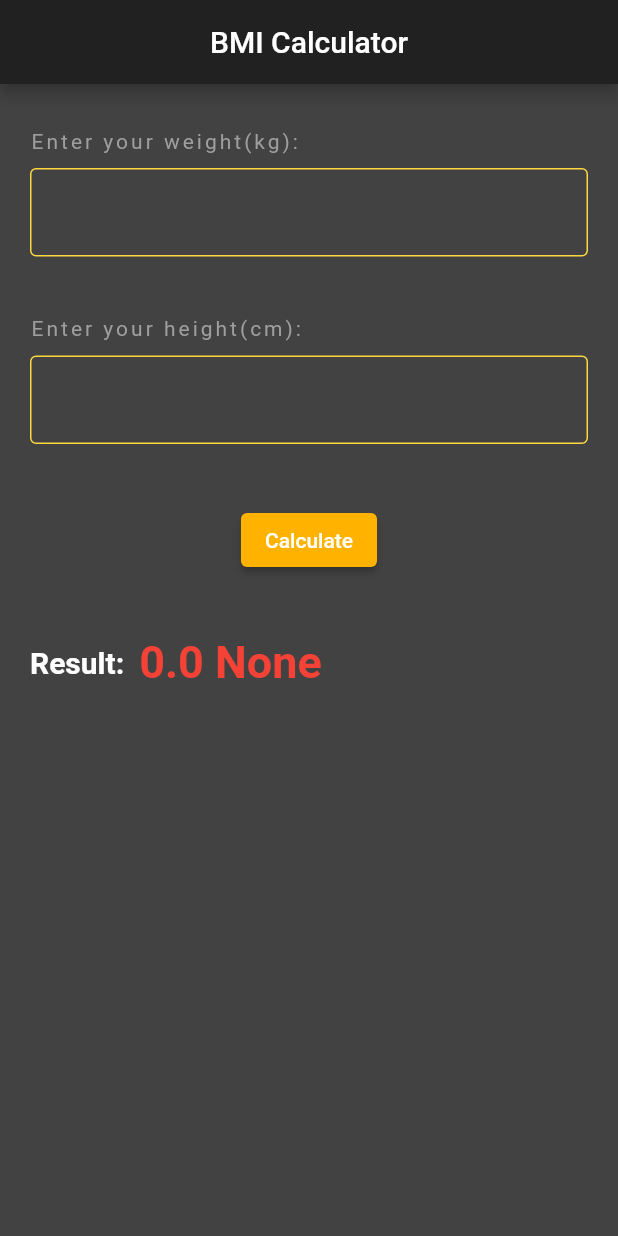
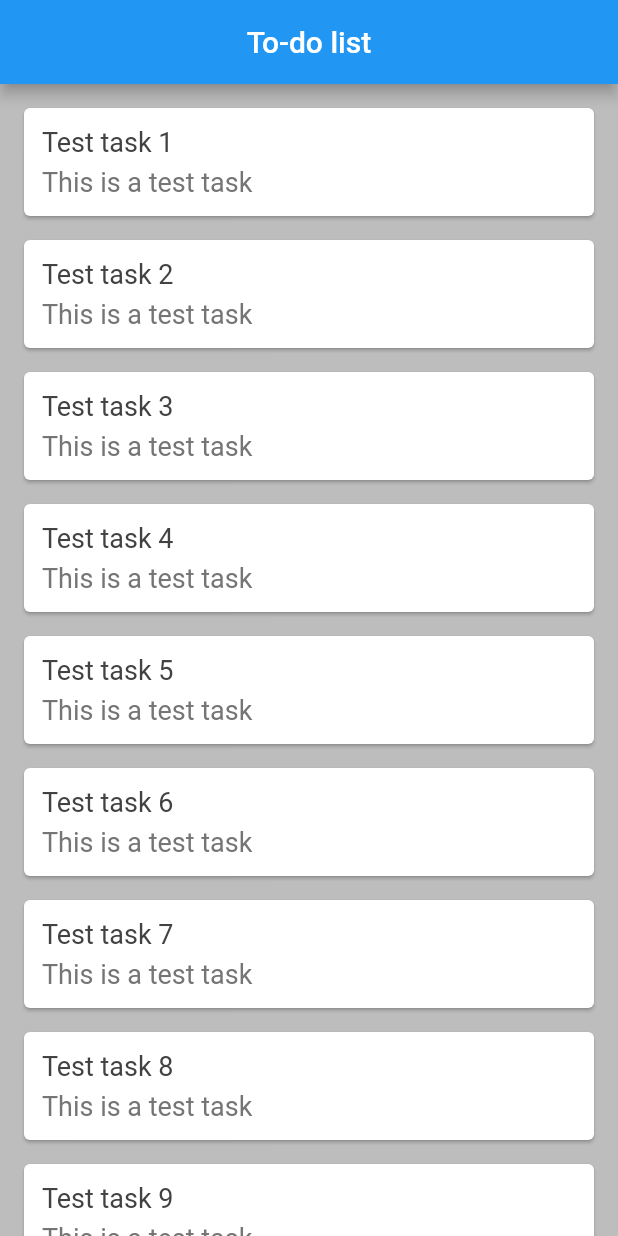
Before and after one commit to CosmicRaptor/devs_club_projects, a Flutter app: the screen it shows after launch, on a phone screen of 412 x 824 dp. Run offline on Flutter 3.47's test engine with Material 2 defaults, Android fonts, the phone set to English and light mode, and no system bars.

Commit message:
Initial commit

```diff
--- a/lib/main.dart
+++ b/lib/main.dart
@@ -1,4 +1,5 @@
 import 'package:flutter/material.dart';
+import 'tasks.dart';
 
 void main() => runApp(MaterialApp(
   home: MyApp(),
@@ -12,133 +13,67 @@ class MyApp extends StatefulWidget {
 }
 
 class _MyAppState extends State<MyApp> {
-  final weightController = TextEditingController();
-  final heightController = TextEditingController();
-  late double text = 0;
-  late var finalColour = Colors.red;
-  late String finalText = "None";
-  void getBMI() {
-    setState(() {
-      double height = double.parse(heightController.text)/100;   //Height in metres
-      double weight = double.parse(weightController.text);
-      text = weight/(height*height);
-      text = text.roundToDouble();
-      if (text <= 18.5) {
-        finalColour = Colors.red;
-        finalText = "Underweight";
-      }
-      else if (text > 18.5 && text < 25) {
-        finalColour = Colors.green;
-        finalText = "Healthy";
-      }
-      else if (text >= 25) {
-        finalColour = Colors.red;
-        finalText = "Overweight";
-      }
-      else {
-        finalColour = Colors.red;
-        finalText = "Error";
-      }
-    });
-  }
 
-  @override
-  void dispose() {
-    weightController.dispose();
-    heightController.dispose();
-    super.dispose();
+  List taskList = [
+    Tasks(Name: 'Test task 1', Description: 'This is a test task'),
+    Tasks(Name: 'Test task 2', Description: 'This is a test task'),
+    Tasks(Name: 'Test task 3', Description: 'This is a test task'),
+    Tasks(Name: 'Test task 4', Description: 'This is a test task'),
+    Tasks(Name: 'Test task 5', Description: 'This is a test task'),
+    Tasks(Name: 'Test task 6', Description: 'This is a test task'),
+    Tasks(Name: 'Test task 7', Description: 'This is a test task'),
+    Tasks(Name: 'Test task 8', Description: 'This is a test task'),
+    Tasks(Name: 'Test task 9', Description: 'This is a test task'),
+    Tasks(Name: 'Test task 10', Description: 'This is a test task'),
+    Tasks(Name: 'Test task 11', Description: 'This is a test task'),
+    Tasks(Name: 'Test task 12', Description: 'This is a test task'),
+  ];
+
+  Widget taskTemplate(task) {
+    return Card(
+      margin: EdgeInsets.fromLTRB(16.0, 16.0, 16.0, 0.0),
+      child:
+        Padding(
+          padding: EdgeInsets.all(12.0),
+          child:
+            Column(
+              crossAxisAlignment: CrossAxisAlignment.stretch,
+              children: [
+                Text(
+                  task.Name,
+                  style: TextStyle(
+                    fontSize: 18.0,
+                    color: Colors.grey[800]
+                  )
+                ),
+                SizedBox(height: 6.0,),
+                Text(
+                  task.Description,
+                  style: TextStyle(
+                      fontSize: 18.0,
+                      color: Colors.grey[600]
+                  )
+                )
+              ],
+            ),
+        )
+    );
   }
 
   @override
   Widget build(BuildContext context) {
     return Scaffold(
-      backgroundColor: Colors.grey[800],
+      backgroundColor: Colors.grey[400],
       appBar: AppBar(
-        backgroundColor: Colors.grey[900],
-        title: const Text('BMI Calculator'),
-        titleSpacing: 2.0,
+        backgroundColor: Colors.blue,
+        title: Text('To-do list'),
         centerTitle: true,
       ),
-      body: Padding(
-        padding: const EdgeInsets.fromLTRB(20.0, 30.0, 20.0, 0.0),
+      body: SingleChildScrollView(
         child: Column(
-          crossAxisAlignment: CrossAxisAlignment.start,
-          children: [
-            const Text(
-              'Enter your weight(kg): ',
-              style: TextStyle(
-                color: Colors.grey,
-                letterSpacing: 2.0
-              ),
-            ),
-            const SizedBox(height: 10),
-            TextField(
-              controller: weightController,
-              decoration: const InputDecoration(
-                enabledBorder: OutlineInputBorder(
-                  borderSide: BorderSide(color: Colors.amberAccent)
-                ),
-              ),
-              style: const TextStyle(
-                color: Colors.amberAccent
-              ),
-            ),
-            const SizedBox(height: 40),
-            const Text(
-              'Enter your height(cm): ',
-              style: TextStyle(
-                  color: Colors.grey,
-                  letterSpacing: 2.0
-              ),
-            ),
-            const SizedBox(height: 10),
-            TextField(
-              controller: heightController,
-              decoration: const InputDecoration(
-                enabledBorder: OutlineInputBorder(
-                    borderSide: BorderSide(color: Colors.amberAccent)
-                ),
-              ),
-              style: const TextStyle(
-                  color: Colors.amberAccent
-              ),
-            ),
-            const SizedBox(height: 40),
-            Center(
-              child: ElevatedButton(
-                  style: ButtonStyle(
-                    backgroundColor: MaterialStateProperty.all(Colors.amber[600])
-                  ),
-                  onPressed: getBMI,
-                  child: const Text('Calculate'),
-              ),
-            ),
-            const SizedBox(height: 40),
-            Row(
-              children: [
-                const Text(
-                  'Result:',
-                  style: TextStyle(
-                    fontWeight: FontWeight.bold,
-                    fontSize: 20,
-                    color: Colors.white
-                  ),
-                ),
-                const SizedBox(width: 10),
-                Text(
-                  '$text $finalText',
-                  style: TextStyle(
-                    color: finalColour,
-                    fontWeight: FontWeight.bold,
-                    fontSize: 30
-                  )
-                  ,
-                )
-              ],
-            )
-          ],
+          children: taskList.map((task) => taskTemplate(task)).toList()
         ),
-      ),
+      )
     );
   }
 }
--- /dev/null
+++ b/lib/tasks.dart
@@ -0,0 +1,6 @@
+class Tasks {
+  String Name;
+  String Description;
+
+  Tasks({ required this.Name, required this.Description});
+}
```
